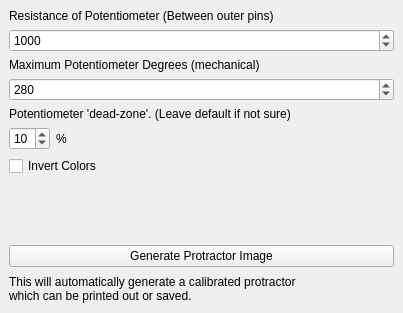
Old version of the form protractor_ui.ui in the repository HTM-Workshop/protractor-generator.
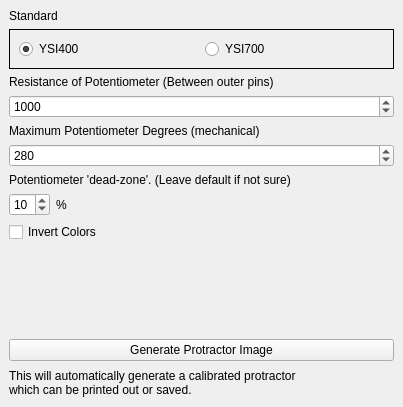
New version of the form.

What changed in the file:
```diff
--- a/protractor_ui.ui
+++ b/protractor_ui.ui
@@ -7,19 +7,19 @@
     <x>0</x>
     <y>0</y>
     <width>403</width>
-    <height>313</height>
+    <height>407</height>
    </rect>
   </property>
   <property name="minimumSize">
    <size>
     <width>403</width>
-    <height>313</height>
+    <height>407</height>
    </size>
   </property>
   <property name="maximumSize">
    <size>
     <width>403</width>
-    <height>313</height>
+    <height>407</height>
    </size>
   </property>
   <property name="windowTitle">
@@ -36,14 +36,7 @@
     </item>
     <item row="0" column="0">
      <layout class="QGridLayout" name="gridLayout_2">
-      <item row="0" column="0">
-       <widget class="QLabel" name="label_2">
-        <property name="text">
-         <string>Resistance of Potentiometer (Between outer pins)</string>
-        </property>
-       </widget>
-      </item>
-      <item row="1" column="0">
+      <item row="3" column="0">
        <widget class="QSpinBox" name="spinbox_resistance">
         <property name="minimum">
          <number>1</number>
@@ -56,7 +49,61 @@
         </property>
        </widget>
       </item>
-      <item row="6" column="0">
+      <item row="0" column="0">
+       <widget class="QLabel" name="label_6">
+        <property name="text">
+         <string>Standard</string>
+        </property>
+       </widget>
+      </item>
+      <item row="5" column="0">
+       <widget class="QSpinBox" name="spinbox_degrees">
+        <property name="minimum">
+         <number>1</number>
+        </property>
+        <property name="maximum">
+         <number>360</number>
+        </property>
+        <property name="value">
+         <number>280</number>
+        </property>
+       </widget>
+      </item>
+      <item row="4" column="0">
+       <widget class="QLabel" name="label">
+        <property name="text">
+         <string>Maximum Potentiometer Degrees (mechanical)</string>
+        </property>
+       </widget>
+      </item>
+      <item row="2" column="0">
+       <widget class="QLabel" name="label_2">
+        <property name="text">
+         <string>Resistance of Potentiometer (Between outer pins)</string>
+        </property>
+       </widget>
+      </item>
+      <item row="9" column="0">
+       <widget class="QCheckBox" name="checkbox_invert">
+        <property name="text">
+         <string>Invert Colors</string>
+        </property>
+       </widget>
+      </item>
+      <item row="10" column="0">
+       <spacer name="verticalSpacer">
+        <property name="orientation">
+         <enum>Qt::Vertical</enum>
+        </property>
+        <property name="sizeHint" stdset="0">
+         <size>
+          <width>20</width>
+          <height>40</height>
+         </size>
+        </property>
+       </spacer>
+      </item>
+      <item row="8" column="0">
        <layout class="QHBoxLayout" name="horizontalLayout">
         <item>
          <widget class="QSpinBox" name="spinbox_deadzone">
@@ -93,51 +140,37 @@
         </item>
        </layout>
       </item>
-      <item row="8" column="0">
-       <spacer name="verticalSpacer">
-        <property name="orientation">
-         <enum>Qt::Vertical</enum>
-        </property>
-        <property name="sizeHint" stdset="0">
-         <size>
-          <width>20</width>
-          <height>40</height>
-         </size>
-        </property>
-       </spacer>
-      </item>
-      <item row="4" column="0">
+      <item row="6" column="0">
        <widget class="QLabel" name="label_4">
         <property name="text">
          <string>Potentiometer 'dead-zone'. (Leave default if not sure)</string>
         </property>
        </widget>
       </item>
-      <item row="7" column="0">
-       <widget class="QCheckBox" name="checkbox_invert">
-        <property name="text">
-         <string>Invert Colors</string>
+      <item row="1" column="0">
+       <widget class="QFrame" name="horizontalFrame">
+        <property name="frameShape">
+         <enum>QFrame::Box</enum>
         </property>
-       </widget>
-      </item>
-      <item row="2" column="0">
-       <widget class="QLabel" name="label">
-        <property name="text">
-         <string>Maximum Potentiometer Degrees (mechanical)</string>
-        </property>
-       </widget>
-      </item>
-      <item row="3" column="0">
-       <widget class="QSpinBox" name="spinbox_degrees">
-        <property name="minimum">
-         <number>1</number>
-        </property>
-        <property name="maximum">
-         <number>360</number>
-        </property>
-        <property name="value">
-         <number>280</number>
-        </property>
+        <layout class="QHBoxLayout" name="horizontalLayout_2">
+         <item>
+          <widget class="QRadioButton" name="ysi_400_button">
+           <property name="text">
+            <string>YSI400</string>
+           </property>
+           <property name="checked">
+            <bool>true</bool>
+           </property>
+          </widget>
+         </item>
+         <item>
+          <widget class="QRadioButton" name="ysi_700_button">
+           <property name="text">
+            <string>YSI700</string>
+           </property>
+          </widget>
+         </item>
+        </layout>
        </widget>
       </item>
      </layout>
```
